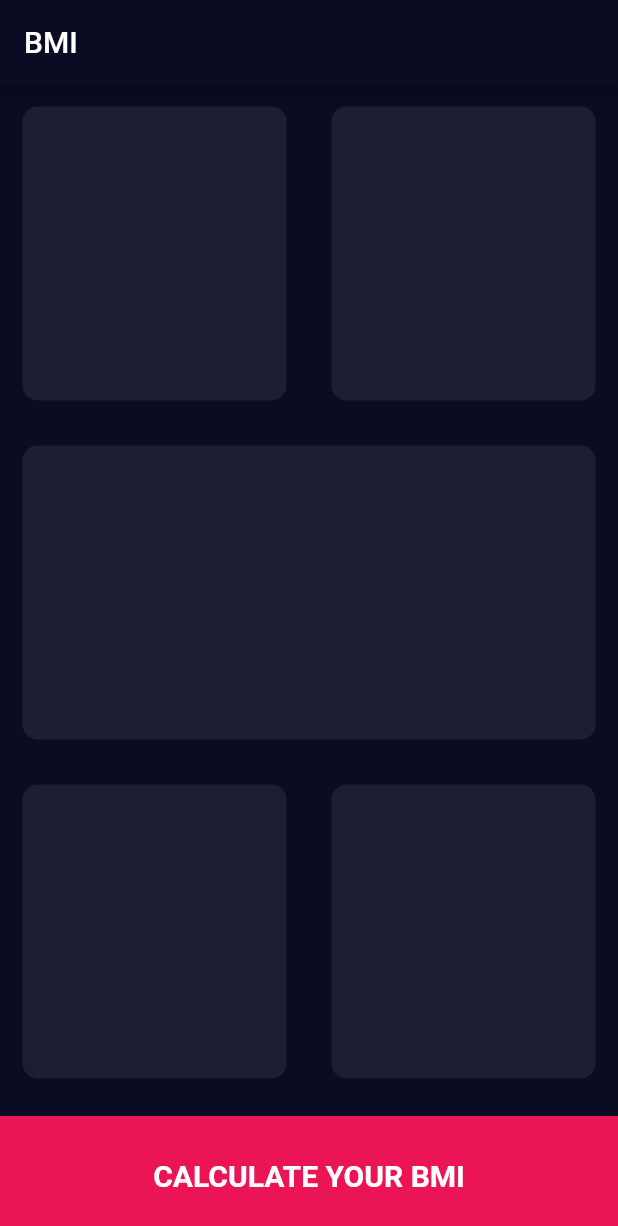
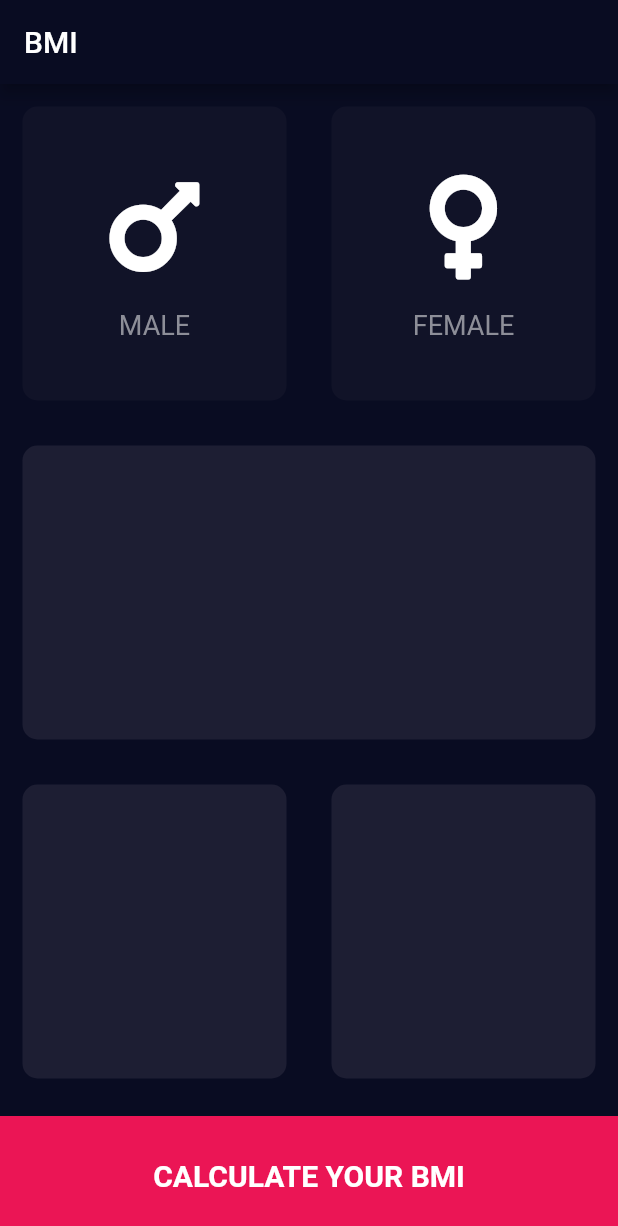
Before and after one commit to bikashKatwal/flutter_bmi_calculator, a Flutter app: the screen it shows after launch, on a phone screen of 412 x 824 dp. Shown: the top 1226 px of the screen. Run offline on Flutter 3.47's test engine with Material 2 defaults, Android fonts, the phone set to English and light mode, and no system bars; our stand-ins replace font_awesome_flutter.

Commit message:
added reusabale Icon card

```diff
--- a/lib/InputPage.dart
+++ b/lib/InputPage.dart
@@ -1,9 +1,14 @@
 import 'package:bmi/ReusableCard.dart';
+import 'package:bmi/ReusableIcon.dart';
 import 'package:flutter/material.dart';
+import 'package:font_awesome_flutter/font_awesome_flutter.dart';
 
 const bottomContainerHeight = 80.0;
 const Color activeCardColour = Color(0xFF1D1E33);
+const Color inactiveCardColour = Color(0xFF111328);
 const Color bottomContainerColour = Color(0xFFEB1555);
+
+enum Gender { MALE, FEMALE }
 
 class InputPage extends StatefulWidget {
   @override
@@ -11,6 +16,8 @@ class InputPage extends StatefulWidget {
 }
 
 class _InputPageState extends State<InputPage> {
+  Gender selectedGender;
+
   @override
   Widget build(BuildContext context) {
     return Container(
@@ -20,13 +27,38 @@ class _InputPageState extends State<InputPage> {
             child: Row(
               children: <Widget>[
                 Expanded(
-                  child: ReusableCard(
-                    colour: activeCardColour,
+                  child: GestureDetector(
+                    onTap: () {
+                      setState(() {
+                        selectedGender = Gender.MALE;
+                      });
+                    },
+                    child: ReusableCard(
+                      colour: selectedGender == Gender.MALE
+                          ? activeCardColour
+                          : inactiveCardColour,
+                      childCard: ReusableIcon(
+                        label: "MALE",
+                        icon: FontAwesomeIcons.mars,
+                      ),
+                    ),
                   ),
                 ),
                 Expanded(
-                  child: ReusableCard(
-                    colour: activeCardColour,
+                  child: GestureDetector(
+                    onTap: () {
+                      setState(() {
+                        selectedGender = Gender.FEMALE;
+                      });
+                    },
+                    child: ReusableCard(
+                        colour: selectedGender == Gender.FEMALE
+                            ? activeCardColour
+                            : inactiveCardColour,
+                        childCard: ReusableIcon(
+                          label: "FEMALE",
+                          icon: FontAwesomeIcons.venus,
+                        )),
                   ),
                 ),
               ],
--- a/lib/ReusableCard.dart
+++ b/lib/ReusableCard.dart
@@ -1,13 +1,15 @@
 import 'package:flutter/material.dart';
 
 class ReusableCard extends StatelessWidget {
-  ReusableCard({@required this.colour});
+  ReusableCard({@required this.colour, this.childCard});
 
   final Color colour;
+  final Widget childCard;
 
   @override
   Widget build(BuildContext context) {
     return Container(
+      child: childCard,
       margin: EdgeInsets.all(15.0),
       decoration: BoxDecoration(
         borderRadius: BorderRadius.circular(10.0),
--- /dev/null
+++ b/lib/ReusableIcon.dart
@@ -0,0 +1,34 @@
+import 'package:flutter/material.dart';
+
+const labelTextStyle = TextStyle(
+  fontSize: 18.0,
+  color: Color(0xFF8D8E98),
+);
+
+class ReusableIcon extends StatelessWidget {
+  const ReusableIcon({this.label, this.icon});
+
+  final String label;
+  final IconData icon;
+
+  Widget build(BuildContext context) {
+    return Container(
+      child: Column(
+        mainAxisAlignment: MainAxisAlignment.center,
+        children: <Widget>[
+          Icon(
+            icon,
+            size: 80.0,
+          ),
+          SizedBox(
+            height: 15.0,
+          ),
+          Text(
+            label,
+            style: labelTextStyle,
+          )
+        ],
+      ),
+    );
+  }
+}
--- a/pubspec.yaml
+++ b/pubspec.yaml
@@ -23,6 +23,7 @@ dependencies:
   # The following adds the Cupertino Icons font to your application.
   # Use with the CupertinoIcons class for iOS style icons.
   cupertino_icons: ^0.1.2
+  font_awesome_flutter: ^8.5.0
 
 dev_dependencies:
   flutter_test:
```
Also changed, not shown: pubspec.lock.
